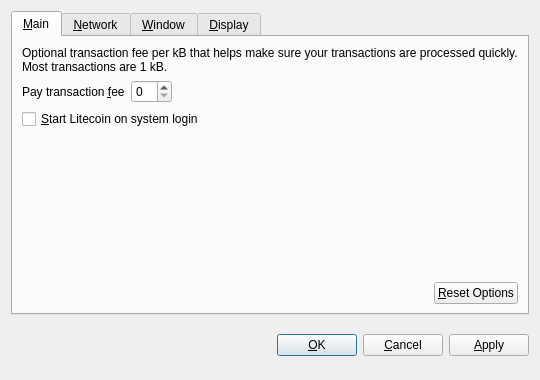
First picture: the form in src/qt/forms/optionsdialog.ui, repository blastcoin/blastcoin, before the edit.
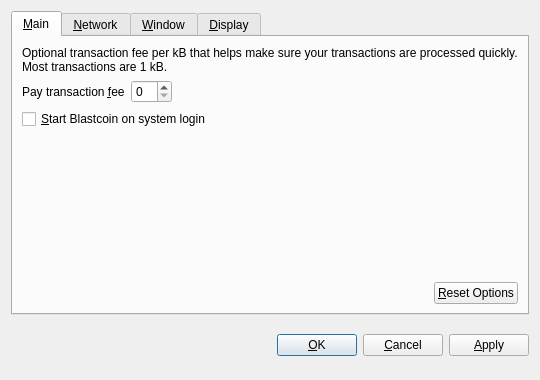
Second picture: the form after the edit. Custom widgets are drawn as their Qt base class.

Commit message: making the blastcoin

```diff
--- a/src/qt/forms/optionsdialog.ui
+++ b/src/qt/forms/optionsdialog.ui
@@ -82,7 +82,7 @@
           <string>Automatically start Litecoin after logging in to the system.</string>
          </property>
          <property name="text">
-          <string>&amp;Start Litecoin on system login</string>
+          <string>&amp;Start Blastcoin on system login</string>
          </property>
         </widget>
        </item>
```
Left out of the diff: 10 changed lines with no effect on the pictures. The commit also changes 96 other files.
